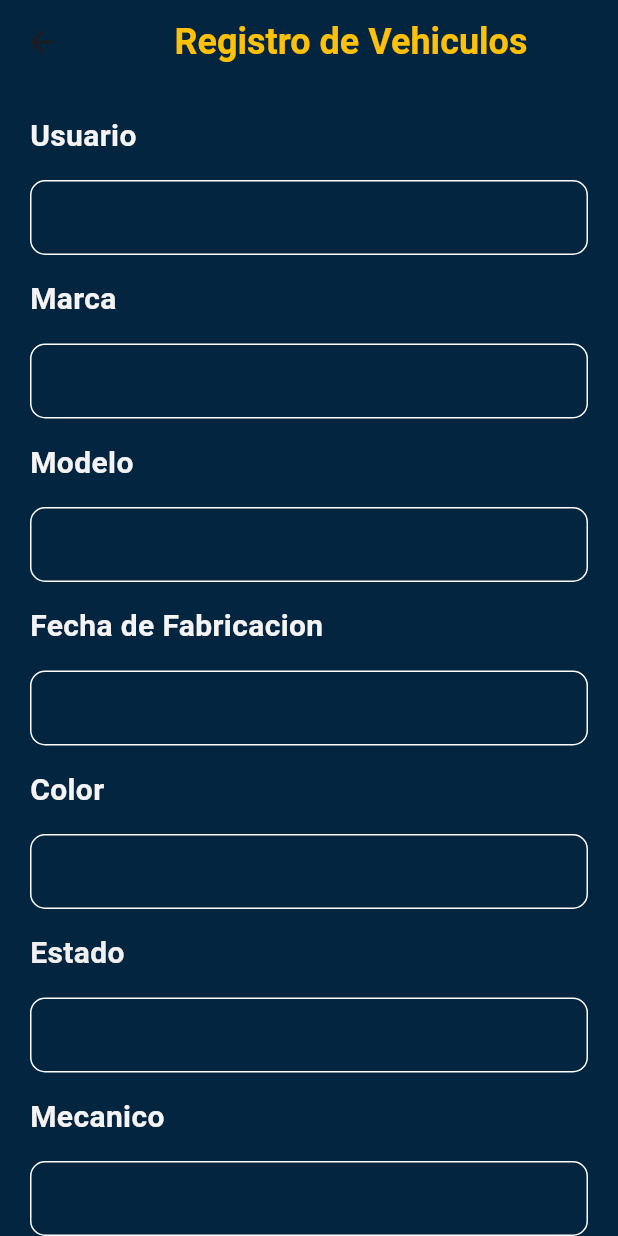
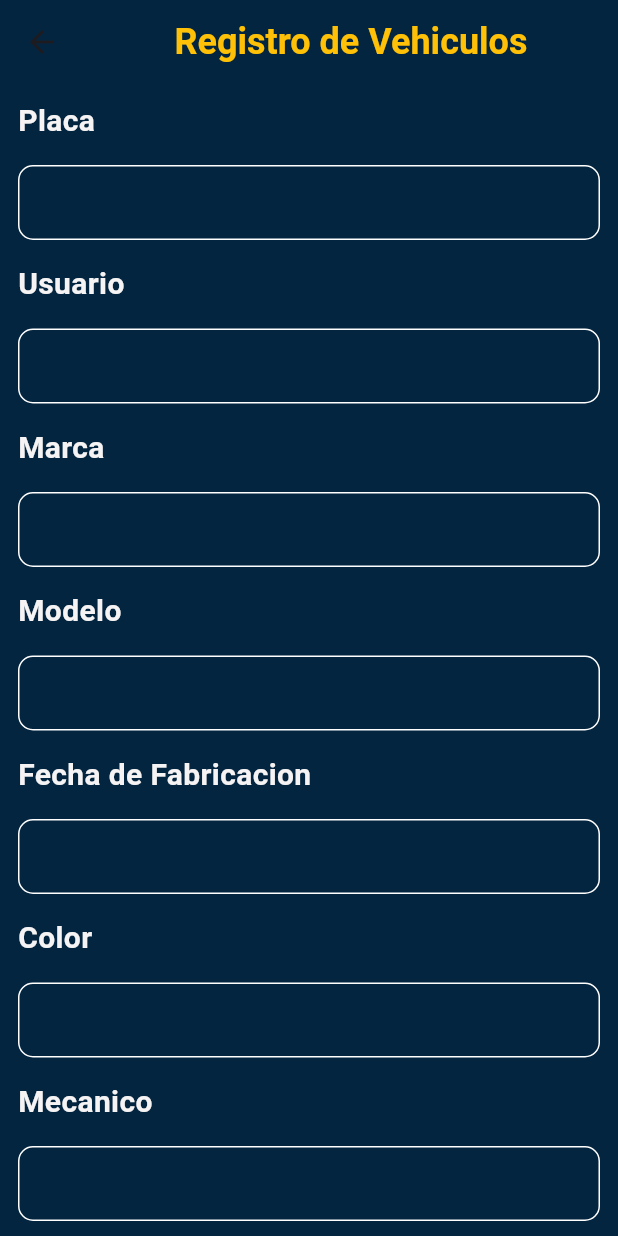
Before and after one commit to Anorak2022/Noti_Auto, a Flutter app: the formregistroauto screen opened directly, on a phone screen of 412 x 824 dp. Run offline on Flutter 3.47's test engine with Material 3 defaults, Android fonts, the phone set to English and light mode, and no system bars; our stand-ins replace cloud_firestore, firebase_auth, firebase_core, fluttertoast, google_sign_in, random_string; accounts and stored records are empty.

Commit message:
menuadmin autos

```diff
--- a/lib/autos/registro_auto.dart
+++ b/lib/autos/registro_auto.dart
@@ -1,5 +1,5 @@
-import 'dart:html';
-import 'dart:js_interop';
+//import 'dart:html';
+//import 'dart:js_interop';
 import 'package:flutter/widgets.dart';
 import 'package:fluttertoast/fluttertoast.dart';
 
@@ -7,10 +7,12 @@ import 'package:flutter/foundation.dart';
 import 'package:flutter/material.dart';
 import 'package:noti_auto/services/firebase_services.dart';
 import 'package:random_string/random_string.dart';
+import 'package:provider/provider.dart';
 
 class formregistroauto extends StatelessWidget {
   formregistroauto({super.key});
 
+TextEditingController placacontrolador = new TextEditingController();
   TextEditingController usuariocontrolador = new TextEditingController();
   TextEditingController marcacontrolador = new TextEditingController();
   TextEditingController modeloiocontrolador = new TextEditingController();
@@ -34,11 +36,39 @@ class formregistroauto extends StatelessWidget {
                     fontWeight: FontWeight.bold),
               ),
             ])),
-        body: Container(
-          margin: EdgeInsets.only(left: 20.0, right: 20.0, top: 20),
-          child: Column(
+        body: ListView(
+          children: [
+            Padding(
+              padding: EdgeInsets.fromLTRB(12, 10, 12, 4),
+              child: Column(
             crossAxisAlignment: CrossAxisAlignment.start,
             children: [
+              Text(
+                'Placa',
+                style: TextStyle(
+                    color: const Color.fromARGB(255, 245, 243, 243),
+                    fontSize: 20,
+                    fontWeight: FontWeight.bold),
+              ),
+              SizedBox(
+                height: 15.0,
+              ),
+              Container(
+                  padding: EdgeInsets.only(left: 10.0),
+                  decoration: BoxDecoration(
+                    border: Border.all(color: Colors.white),
+                    borderRadius: BorderRadius.circular(10.0),
+                  ),
+                  child: TextField(
+                    style: TextStyle(
+                      color: Colors.white,
+                    ),
+                    controller: placacontrolador,
+                    decoration: InputDecoration(border: InputBorder.none),
+                  )),
+              SizedBox(
+                height: 15.0,
+              ),
               Text(
                 'Usuario',
                 style: TextStyle(
@@ -164,31 +194,7 @@ class formregistroauto extends StatelessWidget {
               SizedBox(
                 height: 15.0,
               ),
-              Text(
-                'Estado',
-                style: TextStyle(
-                    color: const Color.fromARGB(255, 241, 239, 239),
-                    fontSize: 20,
-                    fontWeight: FontWeight.bold),
-              ),
-              SizedBox(
-                height: 15.0,
-              ),
-              Container(
-                  padding: EdgeInsets.only(left: 10.0),
-                  decoration: BoxDecoration(
-                      border: Border.all(color: Colors.white),
-                      borderRadius: BorderRadius.circular(10.0)),
-                  child: TextField(
-                    style: TextStyle(
-                      color: Colors.white,
-                    ),
-                    controller: estadocontrolador,
-                    decoration: InputDecoration(border: InputBorder.none),
-                  )),
-              SizedBox(
-                height: 15.0,
-              ),
+
               Text(
                 'Mecanico',
                 style: TextStyle(
@@ -217,11 +223,12 @@ class formregistroauto extends StatelessWidget {
                     onPressed: () async {
                       String id = randomAlphaNumeric(10);
                       Map<String, dynamic> autoinfoMap = {
+                        "placa" : placacontrolador.text,
                         "usuario": usuariocontrolador.text,
                         "marca": marcacontrolador.text,
                         "modelo": modeloiocontrolador.text,
                         "fabricacion": fabricacionocontrolador.text,
-                        "estado": estadocontrolador.text,
+                        "estado": "asignado",
                         "color": colorcontrolador.text,
                         "mecanico": mecanicocontrolador.text,
                       };
@@ -231,15 +238,29 @@ class formregistroauto extends StatelessWidget {
                         Fluttertoast.showToast(
                             msg: 'Vehiculo Registrado Correctamente');
                       });
+
+                      placacontrolador.clear();
+                      usuariocontrolador.clear();
+                      marcacontrolador.clear();
+                      modeloiocontrolador.clear();
+                      fabricacionocontrolador.clear();
+                      colorcontrolador.clear();
+                      mecanicocontrolador.clear();
                     },
                     child: Text(
                       'Registrar',
                       style:
-                          TextStyle(fontSize: 20, fontWeight: FontWeight.bold),
+                          TextStyle(fontSize: 20,color: Colors.black, fontWeight: FontWeight.bold),
+
+
                     )),
               )
             ],
           ),
-        ));
+          ),
+          ]
+        )
+
+        );
   }
 }
--- a/lib/menu_admin.dart
+++ b/lib/menu_admin.dart
@@ -1,5 +1,6 @@
 import 'package:firebase_auth/firebase_auth.dart';
 import 'package:flutter/material.dart';
+import 'package:noti_auto/autos/mainauto.dart';
 import 'package:noti_auto/autos/registro_auto.dart';
 import 'package:noti_auto/main.dart';
 import 'package:noti_auto/services/firebase_services.dart';
@@ -104,7 +105,7 @@ class _adminmenuState extends State<adminmenu> {
                 width: 350,
                 child: ElevatedButton(
                   onPressed: () {
-                     Navigator.push(context, MaterialPageRoute(builder: (context) => new formregistroauto()));
+                     Navigator.push(context, MaterialPageRoute(builder: (context) => new mainauto()));
                   },
                   child: Text(
                     'Autos',
--- a/lib/services/firebase_services.dart
+++ b/lib/services/firebase_services.dart
@@ -1,5 +1,6 @@
 
 import 'package:cloud_firestore/cloud_firestore.dart';
+import 'package:firebase_auth/firebase_auth.dart';
 
 FirebaseFirestore db = FirebaseFirestore.instance;
 
@@ -33,4 +34,9 @@ class DatabaseMethods{
       .set(autoinfo);
     }
 
+Future<Stream<QuerySnapshot>> getcars() async{
+  FirebaseFirestore db=FirebaseFirestore.instance;
+  return  await db.collection('auto').snapshots();
+
+
 }
--- a/pubspec.yaml
+++ b/pubspec.yaml
@@ -41,6 +41,7 @@ dependencies:
   cloud_firestore: ^4.17.3
   random_string: ^2.3.1
   fluttertoast: ^8.2.5
+  provider: ^6.1.2
 
 dev_dependencies:
   flutter_test:
```
Also changed, not shown: lib/autos/mainauto.dart (added, +158 -0 lines), lib/main.dart (+88 -97 lines), pubspec.lock.
